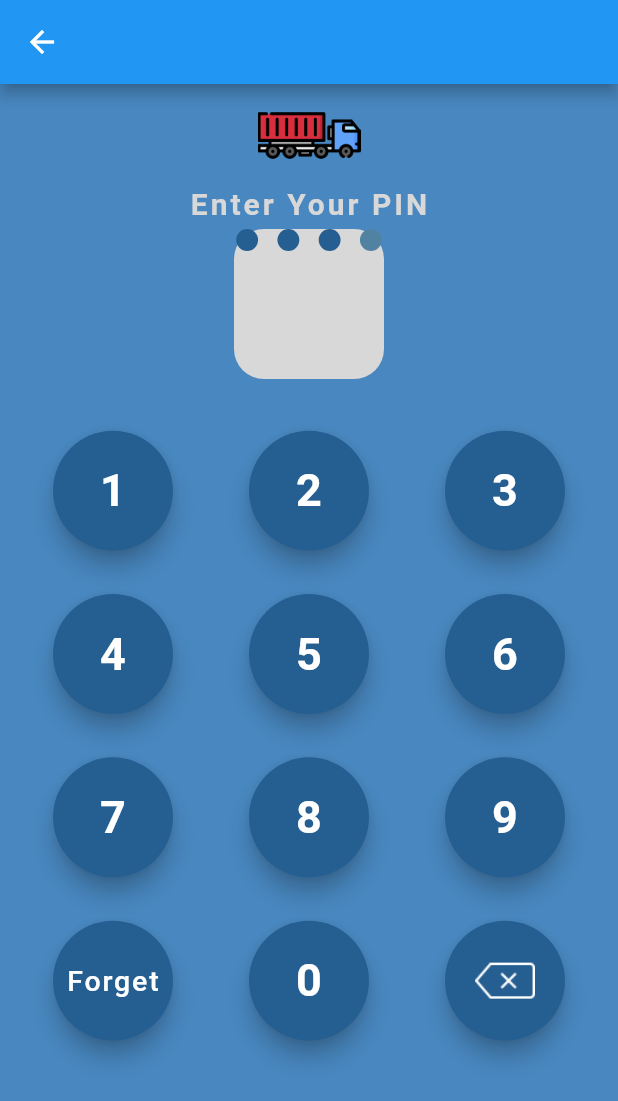
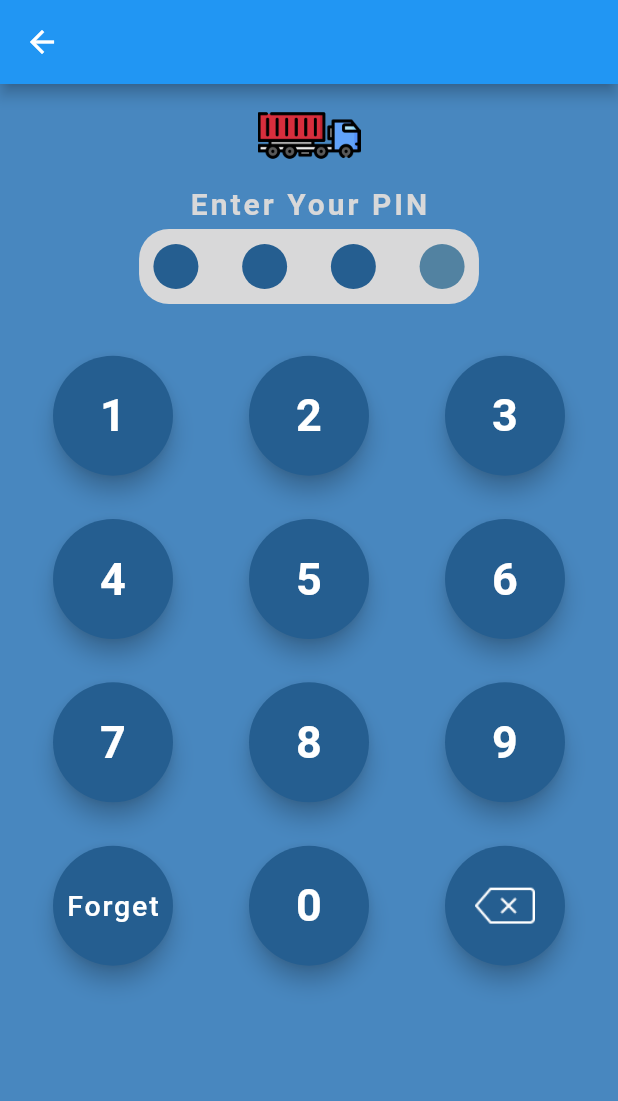
Before and after one commit to tiwariammit/Removals_flutter_apps, a Flutter app: the screen it shows after launch, after a tap on "Login with PIN", on a phone screen of 412 x 824 dp. Shown: the top 1101 px of the screen. Run offline on Flutter 3.47's test engine with Material 2 defaults, Android fonts, the phone set to English and light mode, and no system bars.

Commit message:
solved centering issue of dial display view!!!

```diff
--- a/lib/Helper/DialDisplayView.dart
+++ b/lib/Helper/DialDisplayView.dart
@@ -23,7 +23,7 @@ class _DialDisplayViewState extends State<DialDisplayView> {
                 crossAxisCount: 4,
                 crossAxisSpacing: 10,
               childAspectRatio: 3/2.5,
-
+              shrinkWrap: true,
               children: findView(4, widget.dialPinArray),
             ),
           );
--- a/lib/LoginWithPinWidget.dart
+++ b/lib/LoginWithPinWidget.dart
@@ -44,8 +44,8 @@ class LoginWithPinWidgetState extends State<LoginWithPinWidget> {
             const SizedBox(height: 5),
 
             Container(
-              height: 100,
-              width: 100,//MediaQuery.of(context).size.width * 0.55,
+              height: 50,
+              width: MediaQuery.of(context).size.width * 0.55,
               alignment: Alignment.center,
               decoration: BoxDecoration(
                 color: RemovalsColorName.textfieldFillColor,
```
